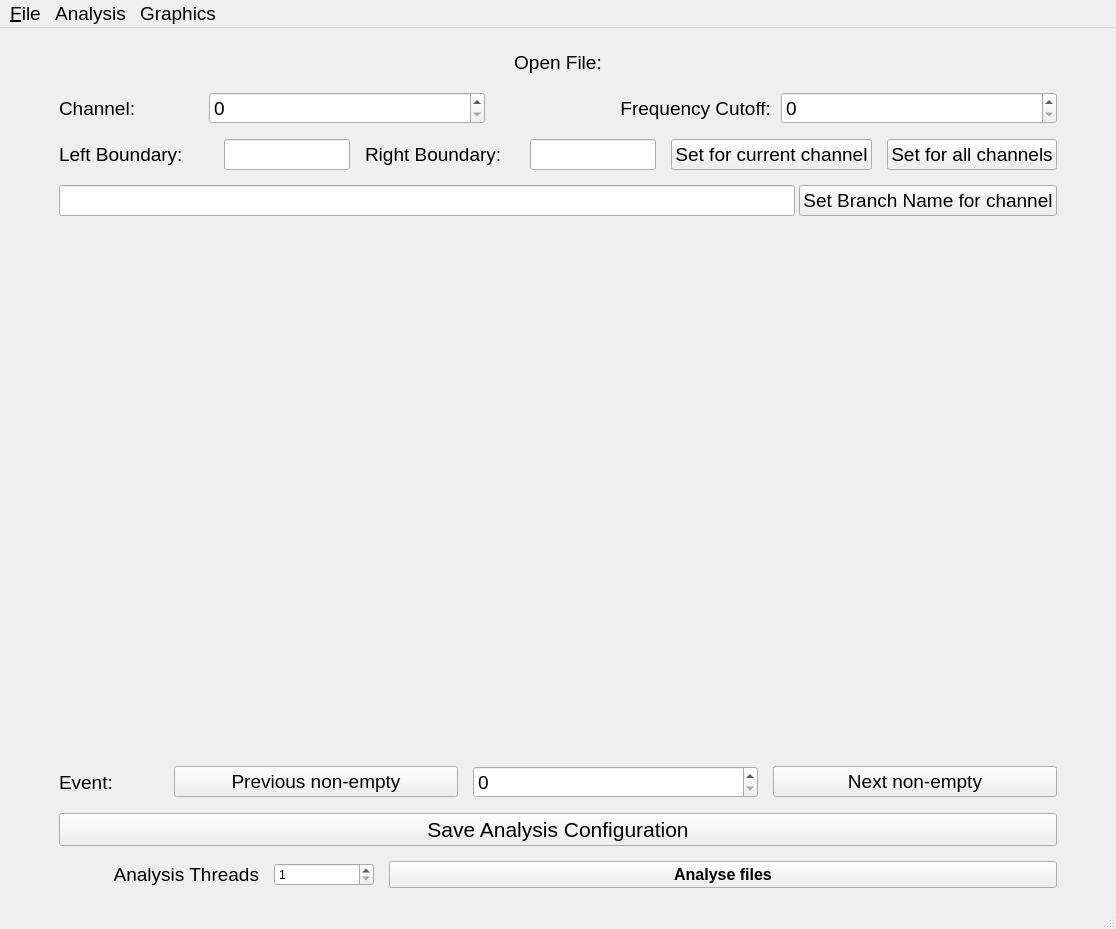
The window that AnalysisGUI/src/mainwindow.ui (Albuspercivalwulfricbrian/ADC64_analysis_with_GUI) describes before a commit, drawn with Qt 5.
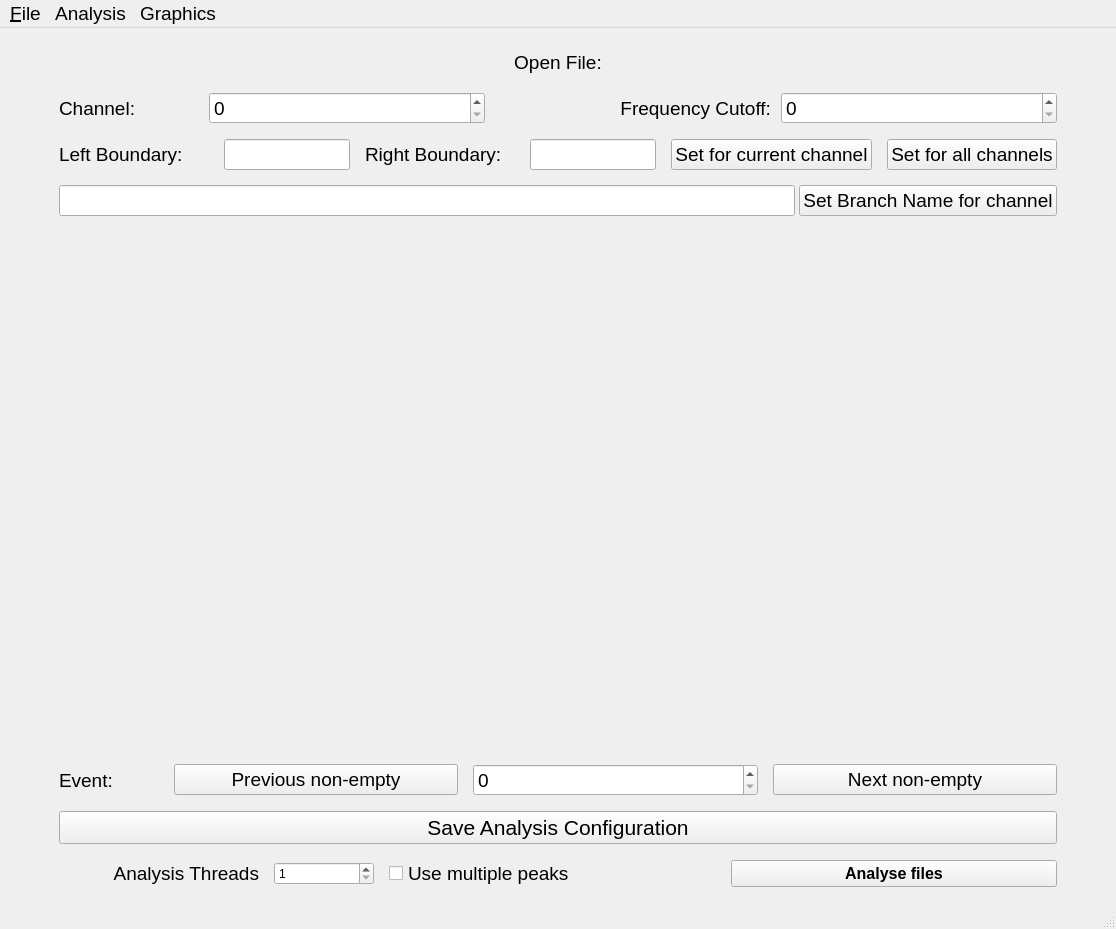
The same window after the commit. Custom widgets are drawn as their Qt base class.

Diff of the .ui file:
```diff
--- a/AnalysisGUI/src/mainwindow.ui
+++ b/AnalysisGUI/src/mainwindow.ui
@@ -487,6 +487,18 @@
           </property>
          </widget>
         </item>
+        <item>
+         <widget class="QCheckBox" name="MultiplePeaksCheckBox">
+          <property name="text">
+           <string>Use multiple peaks</string>
+          </property>
+          <property name="font">
+           <font>
+            <pointsize>14</pointsize>
+           </font>
+          </property>
+         </widget>
+        </item>
         <item>
          <widget class="QPushButton" name="SetFileAnalysisButton">
           <property name="font">
```
